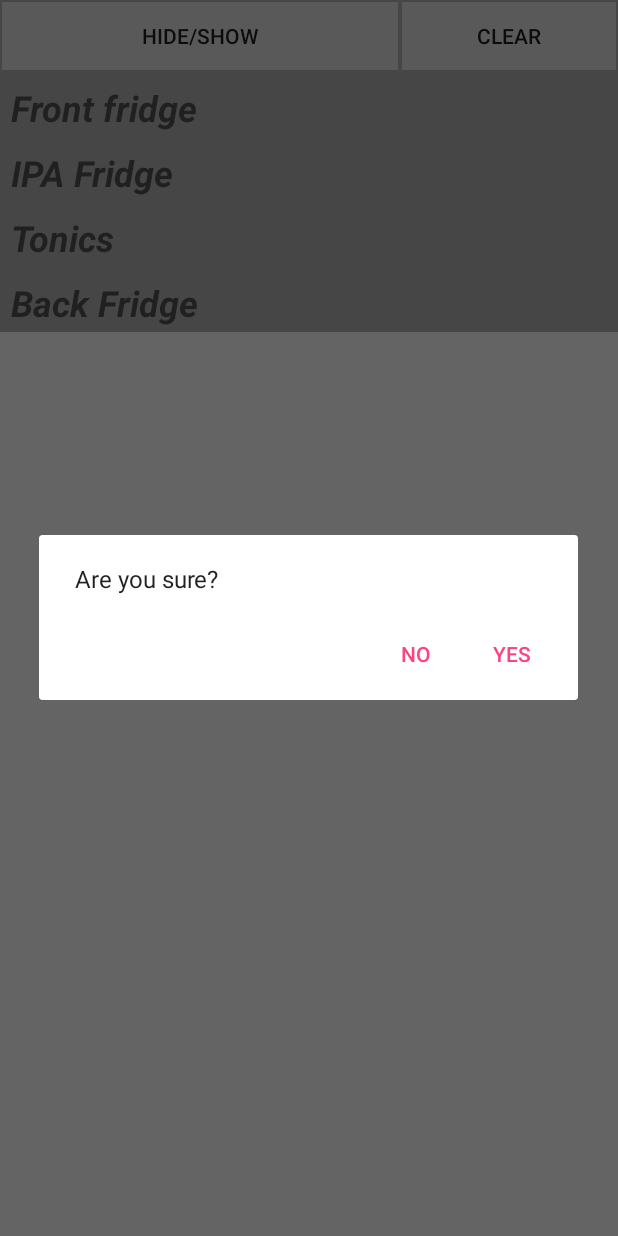
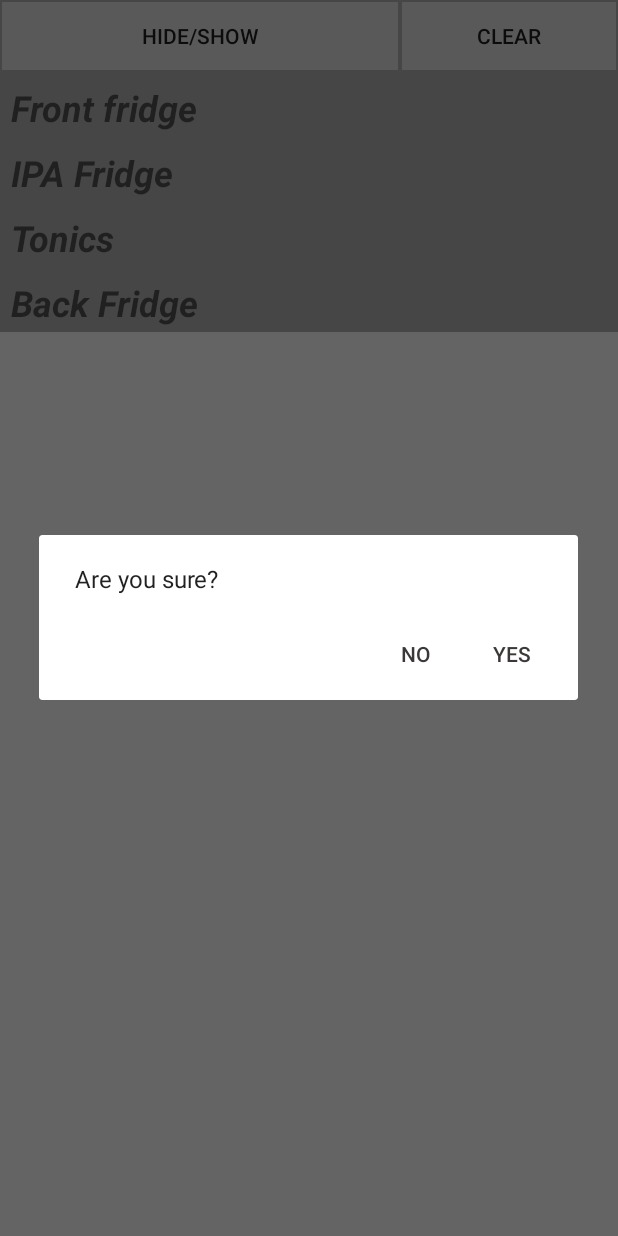
Before and after one commit to jamesscully/spoons-bottle-up, an Android app: the screen it shows after launch (MainActivity), after a tap on "CLEAR", on a phone screen of 412 x 824 dp. Run offline under Robolectric (Android 15) with nearby library versions, the phone set to English and light mode, and no system bars; 1 other tap on this screen came first.

Commit message:
Add basic colors

```diff
--- a/app/src/main/res/values/colors.xml
+++ b/app/src/main/res/values/colors.xml
@@ -1,6 +1,11 @@
 <?xml version="1.0" encoding="utf-8"?>
 <resources>
-    <color name="colorPrimary">#3F51B5</color>
-    <color name="colorPrimaryDark">#303F9F</color>
-    <color name="colorAccent">#FF4081</color>
+    <color name="colorPrimary">#FFFFFF</color>
+    <color name="colorPrimaryDark">#878787</color>
+    <color name="colorAccent">#3D3838</color>
+
+    <color name="plaqueBg">#FFFFFF</color>
+    <color name="plaqueBgAccent">#B5B5B5</color>
+    <color name="plaqueText">#000000</color>
+
 </resources>
--- a/app/src/main/res/values/styles.xml
+++ b/app/src/main/res/values/styles.xml
@@ -17,4 +17,6 @@
 
     <style name="AppTheme.PopupOverlay" parent="ThemeOverlay.AppCompat.Light" />
 
+
+
 </resources>
```
